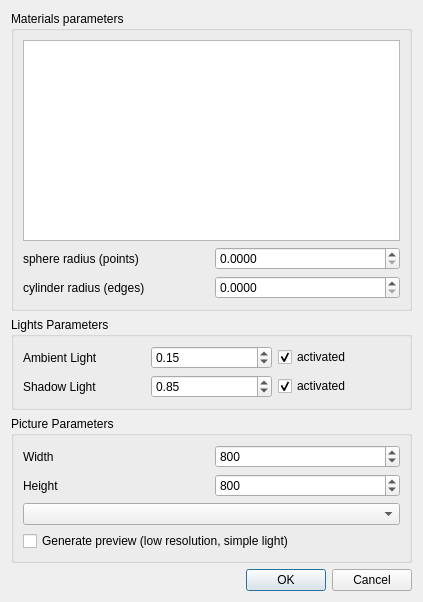
Before: the Qt Designer form Mesh_3/demo/Mesh_3/Rib_dialog.ui in CGAL/cgal, drawn with Qt 5.
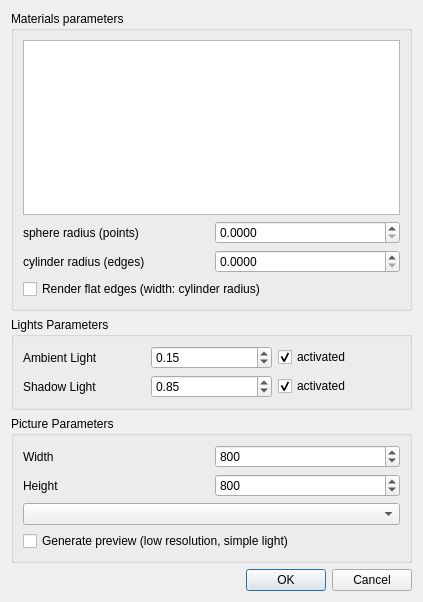
After: the same form once the commit is applied.

Commit message: Mesh_3_demo: add a checkbox in Rib_dialog to render flat edges.

```diff
--- a/Mesh_3/demo/Mesh_3/Rib_dialog.ui
+++ b/Mesh_3/demo/Mesh_3/Rib_dialog.ui
@@ -55,6 +55,13 @@
         </item>
        </layout>
       </item>
+      <item>
+       <widget class="QCheckBox" name="isFlatEdges">
+        <property name="text">
+         <string>Render flat edges (width: cylinder radius)</string>
+        </property>
+       </widget>
+      </item>
      </layout>
     </widget>
    </item>
```
